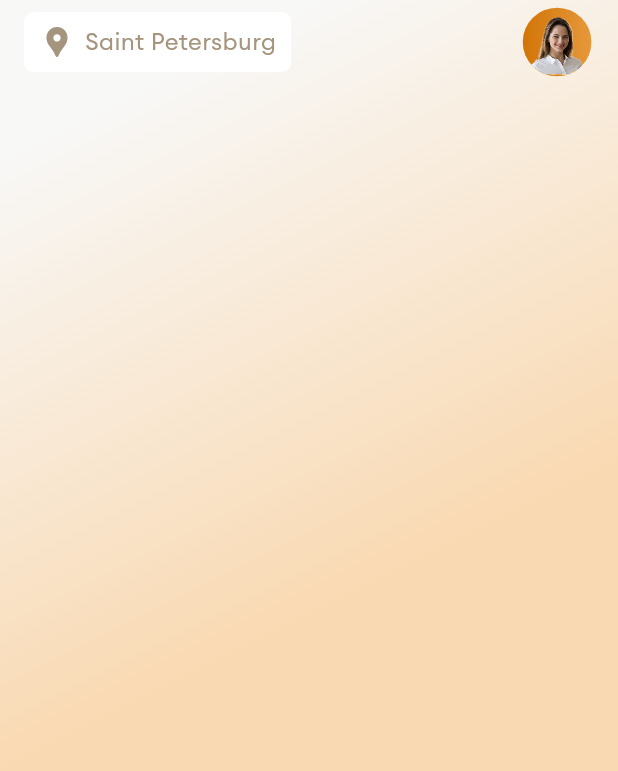
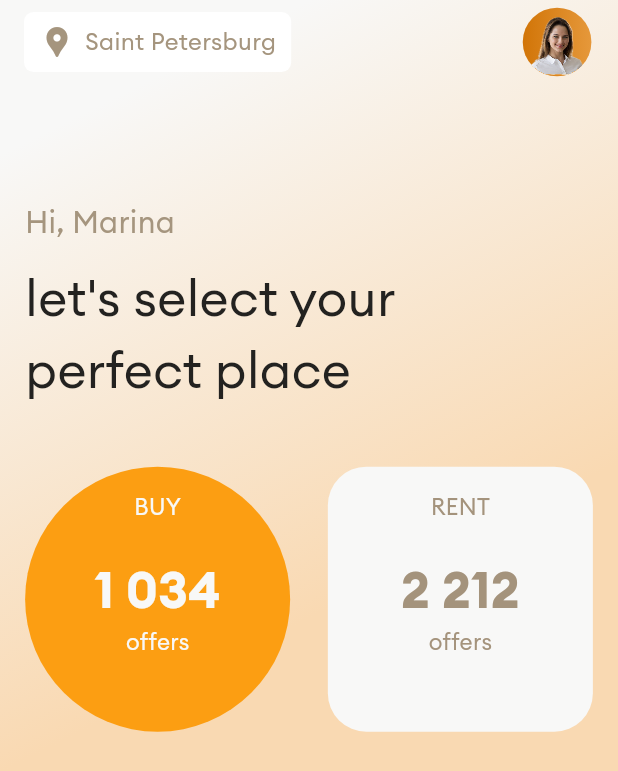
Before and after one commit to adolesamuel/real_estate, a Flutter app: the screen it shows after launch, on a phone screen of 412 x 824 dp. Shown: the top 771 px of the screen. Run offline on Flutter 3.47's test engine with Material 3 defaults, Android fonts, the phone set to English and light mode, and no system bars; our stand-ins replace flutter_screenutil; generated files the repository leaves out were written again.

Commit message:
HOMEPAGE: rent and buy widget done

```diff
--- /dev/null
+++ b/lib/common/buy_count_widget.dart
@@ -0,0 +1,49 @@
+import 'package:flutter/material.dart';
+import 'package:flutter_screenutil/flutter_screenutil.dart';
+import 'package:moniepoint_real_estate/constants/app_colors.dart';
+
+class BuyCountWidget extends StatelessWidget {
+  const BuyCountWidget({super.key});
+
+  @override
+  Widget build(BuildContext context) {
+    return Container(
+      height: 220.r,
+      width: 220.r,
+      decoration: const BoxDecoration(
+        shape: BoxShape.circle,
+        color: AppColors.orangeFC9,
+      ),
+      child: Column(
+        children: [
+          20.verticalSpace,
+          Text(
+            'BUY',
+            style: TextStyle(
+              fontSize: 18.sp,
+              color: AppColors.whiteF8F,
+              fontWeight: FontWeight.w400,
+            ),
+          ),
+          25.verticalSpace,
+          Text(
+            "1 034",
+            style: TextStyle(
+              fontSize: 40.sp,
+              color: AppColors.whiteF8F,
+              fontWeight: FontWeight.bold,
+            ),
+          ),
+          Text(
+            'offers',
+            style: TextStyle(
+              fontSize: 18.sp,
+              color: AppColors.whiteF8F,
+              fontWeight: FontWeight.w400,
+            ),
+          ),
+        ],
+      ),
+    );
+  }
+}
--- a/lib/common/location_button.dart
+++ b/lib/common/location_button.dart
@@ -1,6 +1,5 @@
 import 'package:flutter/material.dart';
 import 'package:flutter_screenutil/flutter_screenutil.dart';
-import 'package:moniepoint_real_estate/configs/fonts.gen.dart';
 import 'package:moniepoint_real_estate/constants/app_colors.dart';
 
 class LocationButton extends StatelessWidget {
--- /dev/null
+++ b/lib/common/rent_count_widget.dart
@@ -0,0 +1,49 @@
+import 'package:flutter/material.dart';
+import 'package:flutter_screenutil/flutter_screenutil.dart';
+import 'package:moniepoint_real_estate/constants/app_colors.dart';
+
+class RentCountWidget extends StatelessWidget {
+  const RentCountWidget({super.key});
+
+  @override
+  Widget build(BuildContext context) {
+    return Container(
+      height: 220.r,
+      width: 220.r,
+      decoration: BoxDecoration(
+        borderRadius: BorderRadius.circular(32.r),
+        color: AppColors.whiteF8F,
+      ),
+      child: Column(
+        children: [
+          20.verticalSpace,
+          Text(
+            'RENT',
+            style: TextStyle(
+              fontSize: 18.sp,
+              color: AppColors.brownA49,
+              fontWeight: FontWeight.w400,
+            ),
+          ),
+          25.verticalSpace,
+          Text(
+            "2 212",
+            style: TextStyle(
+              fontSize: 40.sp,
+              color: AppColors.brownA49,
+              fontWeight: FontWeight.bold,
+            ),
+          ),
+          Text(
+            'offers',
+            style: TextStyle(
+              fontSize: 18.sp,
+              color: AppColors.brownA49,
+              fontWeight: FontWeight.w400,
+            ),
+          ),
+        ],
+      ),
+    );
+  }
+}
--- a/lib/home_page.dart
+++ b/lib/home_page.dart
@@ -1,8 +1,10 @@
 import 'package:flutter/material.dart';
 import 'package:flutter/services.dart';
 import 'package:flutter_screenutil/flutter_screenutil.dart';
+import 'package:moniepoint_real_estate/common/buy_count_widget.dart';
 import 'package:moniepoint_real_estate/common/location_button.dart';
 import 'package:moniepoint_real_estate/common/profile_widget.dart';
+import 'package:moniepoint_real_estate/common/rent_count_widget.dart';
 import 'package:moniepoint_real_estate/constants/app_colors.dart';
 
 class HomePage extends StatelessWidget {
@@ -35,7 +37,39 @@ class HomePage extends StatelessWidget {
           ),
         ),
         child: ListView(
-          children: [],
+          padding: EdgeInsets.symmetric(
+            horizontal: 20.w,
+            vertical: kToolbarHeight,
+          ),
+          children: [
+            kToolbarHeight.verticalSpace,
+            40.verticalSpace,
+            Text(
+              'Hi, Marina',
+              style: TextStyle(
+                fontSize: 24.sp,
+                color: AppColors.greyA59,
+                fontWeight: FontWeight.w400,
+              ),
+            ),
+            16.verticalSpace,
+            Text(
+              "let's select your\nperfect place",
+              style: TextStyle(
+                fontSize: 40.sp,
+                color: AppColors.black,
+                fontWeight: FontWeight.w400,
+              ),
+            ),
+            50.verticalSpace,
+            const Row(
+              mainAxisAlignment: MainAxisAlignment.spaceBetween,
+              children: [
+                BuyCountWidget(),
+                RentCountWidget(),
+              ],
+            ),
+          ],
         ),
       ),
     );
```
